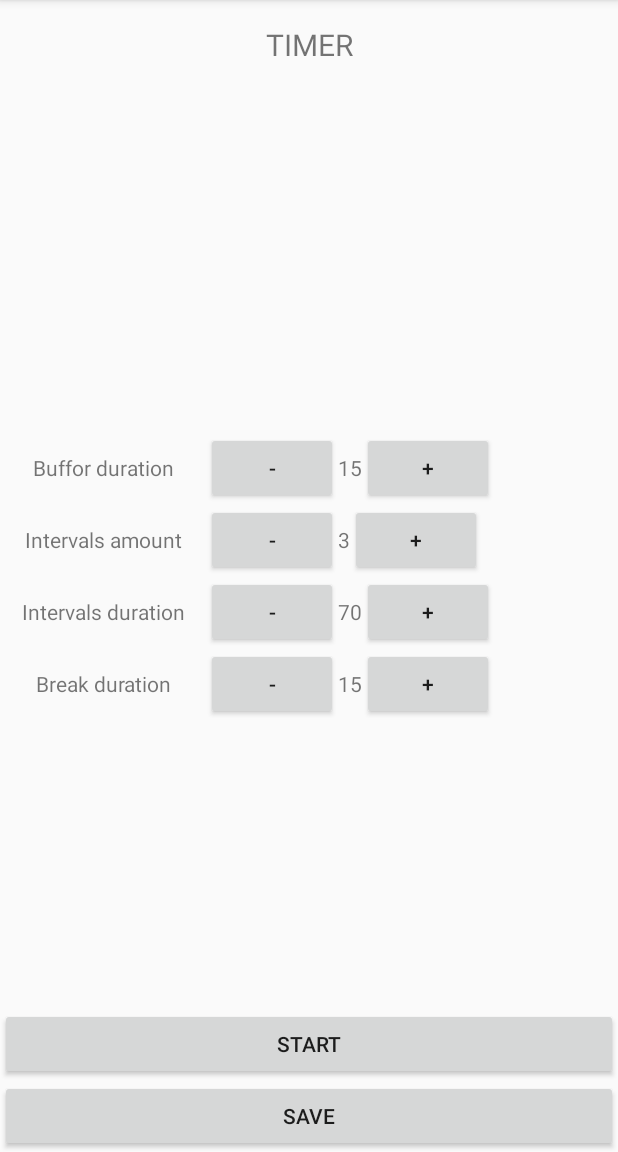
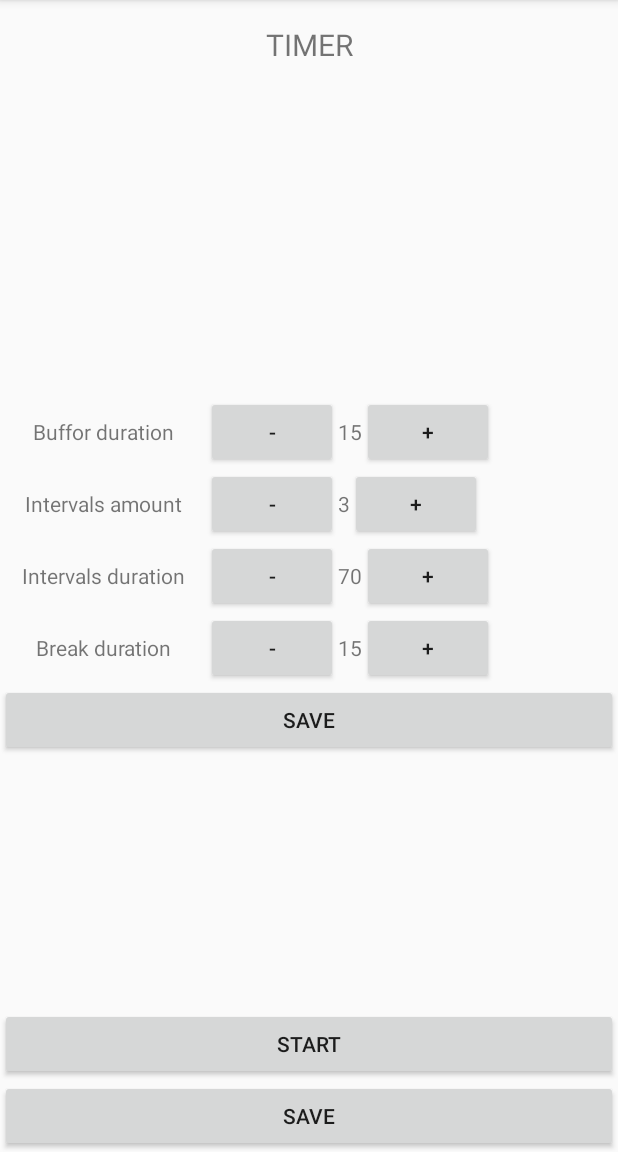
Before and after one commit to tpokora/boxingintervals, an Android app: the screen it shows after launch (MainActivity), after a tap on "SETTINGS", on a phone screen of 412 x 824 dp, the part 84-1236 px from its top. Run offline under Robolectric (Android 15) with nearby library versions, the phone set to English and light mode, and no system bars.

Commit message:
Update settings + save button in settings fragment

```diff
--- a/app/src/main/java/projects/tpokora/com/boxingintervals/PropertyReader.java
+++ b/app/src/main/java/projects/tpokora/com/boxingintervals/PropertyReader.java
@@ -4,8 +4,12 @@ import android.content.Context;
 import android.content.res.AssetManager;
 import android.util.Log;
 
+import java.io.FileOutputStream;
 import java.io.IOException;
 import java.io.InputStream;
+import java.util.HashMap;
+import java.util.Iterator;
+import java.util.Map;
 import java.util.Properties;
 
 /**
@@ -13,6 +17,9 @@ import java.util.Properties;
  */
 
 public class PropertyReader {
+
+    private static final String DEBUG_TAG = "PropertyReader";
+    private static final String PROPERTIES_FILE = "timer.properties";
 
     public final static String BUFFOR = "buffor";
     public final static String INTERVALS = "intervals";
@@ -28,19 +35,31 @@ public class PropertyReader {
         properties = new Properties();
     }
 
-    public Properties getProperties(String filename) {
+    public Properties getProperties() {
         try {
             AssetManager assetManager = context.getAssets();
-            InputStream inputStream = assetManager.open(filename);
+            InputStream inputStream = assetManager.open(PROPERTIES_FILE);
             properties.load(inputStream);
         } catch (IOException ioe) {
-            Log.e(PropertyReader.this.getClass().getName(), "Could no read " + filename);
+            Log.e(PropertyReader.this.getClass().getName(), "Could not read " + PROPERTIES_FILE);
         }
 
         return properties;
     }
 
-    public void savePropertiesToFile(Properties properties) {
+    public void savePropertiesToFile(HashMap<String, Integer> timerProperties) {
+        // TODO: impossible to save file to assets
+        Iterator iterator = timerProperties.entrySet().iterator();
+        while (iterator.hasNext()) {
+            Map.Entry entry = (Map.Entry) iterator.next();
+            properties.put(entry.getKey(), entry.getValue());
+        }
 
+        try {
+            properties.store(new FileOutputStream(PROPERTIES_FILE), null);
+            Log.d(DEBUG_TAG, "Properties saved");
+        } catch (IOException e) {
+            e.printStackTrace();
+        }
     }
 }
--- a/app/src/main/java/projects/tpokora/com/boxingintervals/fragments/AbstractFragment.java
+++ b/app/src/main/java/projects/tpokora/com/boxingintervals/fragments/AbstractFragment.java
@@ -17,12 +17,10 @@ import projects.tpokora.com.boxingintervals.R;
  */
 public abstract class AbstractFragment extends Fragment {
 
-    protected static final String PROPERTIES_FILE = "timer.properties";
-
     private TextView activityTitleTextView;
     private Button settingsButton;
 
-    private PropertyReader propertyReader;
+    protected PropertyReader propertyReader;
 
     protected HashMap<String, Integer> timerProperties;
 
@@ -42,7 +40,7 @@ public abstract class AbstractFragment extends Fragment {
 
     protected void loadTimerProperties(Context context) {
         propertyReader = new PropertyReader(context);
-        Properties properties = propertyReader.getProperties(PROPERTIES_FILE);
+        Properties properties = propertyReader.getProperties();
 
         for (final Map.Entry<Object, Object> entry : properties.entrySet()) {
             timerProperties.put((String) entry.getKey(), Integer.valueOf((String) entry.getValue()));
--- a/app/src/main/java/projects/tpokora/com/boxingintervals/fragments/SettingsFragment.java
+++ b/app/src/main/java/projects/tpokora/com/boxingintervals/fragments/SettingsFragment.java
@@ -1,6 +1,7 @@
 package projects.tpokora.com.boxingintervals.fragments;
 
 import android.os.Bundle;
+import android.util.Log;
 import android.view.LayoutInflater;
 import android.view.View;
 import android.view.ViewGroup;
@@ -136,11 +137,13 @@ public class SettingsFragment extends AbstractFragment {
             }
         });
 
-        saveSettingsButton = (Button) getActivity().findViewById(R.id.settings_button);
+        saveSettingsButton = (Button) getActivity().findViewById(R.id.save_settings);
         saveSettingsButton.setOnClickListener(new View.OnClickListener() {
             @Override
             public void onClick(View v) {
-
+                // TODO: Save settings to file
+                //propertyReader.savePropertiesToFile(timerProperties);
+                getActivity().getSupportFragmentManager().popBackStack();
             }
         });
     }
--- a/app/src/main/java/projects/tpokora/com/boxingintervals/fragments/TimerFragment.java
+++ b/app/src/main/java/projects/tpokora/com/boxingintervals/fragments/TimerFragment.java
@@ -47,6 +47,12 @@ public class TimerFragment extends AbstractFragment {
         setActivityTitle(getResources().getString(R.string.timer_fragment_header_string));
         setTimer();
         initTimerUI();
+    }
+
+    @Override
+    public void onViewStateRestored(Bundle savedInstanceState) {
+        super.onViewStateRestored(savedInstanceState);
+        setTimer();
     }
 
     // test values
--- a/app/src/main/res/layout/fragment_settings.xml
+++ b/app/src/main/res/layout/fragment_settings.xml
@@ -165,6 +165,12 @@
             </LinearLayout>
         </LinearLayout>
 
+        <Button
+            android:id="@+id/save_settings"
+            android:layout_width="match_parent"
+            android:layout_height="wrap_content"
+            android:text="SAVE"/>
+
     </LinearLayout>
 
 </LinearLayout>
```
